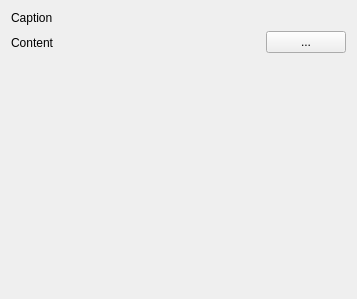
Before: the Qt Designer form GGEditor_src/ui/panes/ggcontenteditorpane.ui in kingnak/GameGenerator, drawn with Qt 5.
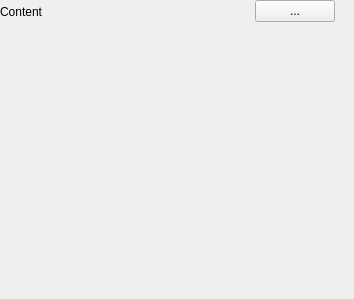
After: the same form once the commit is applied. Custom widgets are drawn as their Qt base class.

Diff of the .ui file:
```diff
--- a/GGEditor_src/ui/panes/ggcontenteditorpane.ui
+++ b/GGEditor_src/ui/panes/ggcontenteditorpane.ui
@@ -14,21 +14,26 @@
    <string>Form</string>
   </property>
   <layout class="QFormLayout" name="formLayout_2">
+   <property name="leftMargin">
+    <number>0</number>
+   </property>
+   <property name="topMargin">
+    <number>0</number>
+   </property>
+   <property name="rightMargin">
+    <number>0</number>
+   </property>
+   <property name="bottomMargin">
+    <number>0</number>
+   </property>
    <item row="0" column="0">
-    <widget class="QLabel" name="label">
-     <property name="text">
-      <string>Caption</string>
-     </property>
-    </widget>
-   </item>
-   <item row="1" column="0">
     <widget class="QLabel" name="label_2">
      <property name="text">
       <string>Content</string>
      </property>
     </widget>
    </item>
-   <item row="1" column="1">
+   <item row="0" column="1">
     <layout class="QHBoxLayout" name="horizontalLayout" stretch="0,0,0">
      <item>
       <widget class="QLabel" name="lblPreview">
@@ -91,22 +96,8 @@
      </item>
     </layout>
    </item>
-   <item row="0" column="1">
-    <widget class="GGStyledTextEditorWidget" name="wgtCaptionEdit" native="true"/>
-   </item>
   </layout>
  </widget>
- <customwidgets>
-  <customwidget>
-   <class>GGStyledTextEditorWidget</class>
-   <extends>QWidget</extends>
-   <header>ui/components/ggstyledtexteditorwidget.h</header>
-   <container>1</container>
-   <slots>
-    <signal>textChanged(QString)</signal>
-   </slots>
-  </customwidget>
- </customwidgets>
  <resources/>
  <connections>
   <connection>
```
Left out of the diff: 19 changed lines with no effect on the pictures.
